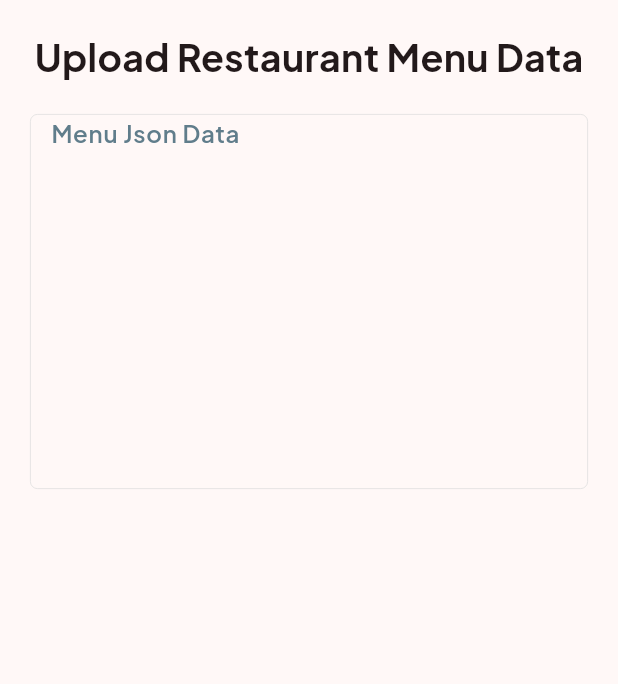
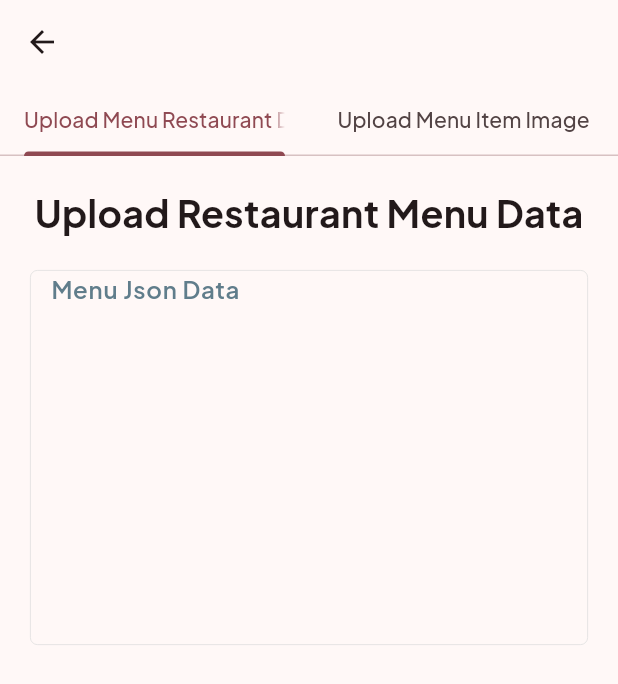
Before and after one commit to flavorstack-loki/tum-dum-delivery, a Flutter app: the screen it shows after launch, on a phone screen of 412 x 824 dp. Shown: the top 684 px of the screen. Run offline on Flutter 3.47's test engine with Material 3 defaults, Android fonts, the phone set to English and light mode, and no system bars; drawn by our look-alikes of loader_overlay; our stand-ins replace cached_network_image, cloud_firestore, cloud_functions, firebase_auth, firebase_core, firebase_storage and 9 more; missing offline and left inert: animated_marker; accounts and stored records are empty.

Commit message:
Added Menu Item Image Upload Feature

```diff
--- /dev/null
+++ b/lib/model/menu_item.dart
@@ -0,0 +1,92 @@
+class MenuItem {
+  int? addedQtyPrice;
+  String? categoryName,
+      id,
+      itemDescription,
+      itemFoodType,
+      itemName,
+      orderId,
+      resId;
+  int? quantity;
+  int? itemOriginalPrice;
+  bool? outofStock;
+  int? itemDiscountedPrice;
+  dynamic itemImage;
+
+  MenuItem({
+    this.addedQtyPrice,
+    this.categoryName,
+    this.orderId,
+    this.id,
+    this.itemImage,
+    this.itemDescription,
+    this.itemDiscountedPrice,
+    this.itemFoodType,
+    this.itemName,
+    this.itemOriginalPrice,
+    this.outofStock,
+    this.quantity,
+    this.resId,
+  });
+
+  factory MenuItem.fromJson(Map<String, dynamic> json) => MenuItem(
+        addedQtyPrice: json["addedQtyPrice"],
+        categoryName: json["categoryName"],
+        id: json["id"],
+        orderId: json["orderId"],
+        itemImage: json["itemImage"],
+        itemDescription: json["item_description"],
+        itemDiscountedPrice: json["item_discounted_price"],
+        itemFoodType: json["item_foodType"],
+        itemName: json["item_name"],
+        itemOriginalPrice: json["item_original_price"],
+        outofStock: json["outofStock"],
+        quantity: json["quantity"],
+        resId: json["resId"],
+      );
+
+  Map<String, dynamic> toJson() => {
+        if (quantity != null && quantity != 0 && itemOriginalPrice != null)
+          "addedQtyPrice": quantity! * itemOriginalPrice!,
+        "categoryName": categoryName,
+        "id": id,
+        if (orderId != null) "orderId": orderId,
+        "itemImage": itemImage,
+        "item_description": itemDescription,
+        "item_discounted_price": itemDiscountedPrice,
+        "item_foodType": itemFoodType,
+        "item_name": itemName,
+        "item_original_price": itemOriginalPrice,
+        "outofStock": outofStock,
+        "quantity": quantity ?? 1,
+        "resId": resId,
+      };
+  MenuItem copyWith({
+    int? addedQtyPrice,
+    String? categoryName,
+    String? id,
+    dynamic itemImage,
+    String? itemDescription,
+    int? itemDiscountedPrice,
+    String? itemFoodType,
+    String? itemName,
+    int? itemOriginalPrice,
+    bool? outofStock,
+    int? quantity,
+    String? resId,
+  }) =>
+      MenuItem(
+        addedQtyPrice: addedQtyPrice ?? this.addedQtyPrice,
+        categoryName: categoryName ?? this.categoryName,
+        id: id ?? this.id,
+        itemImage: itemImage ?? this.itemImage,
+        itemDescription: itemDescription ?? this.itemDescription,
+        itemDiscountedPrice: itemDiscountedPrice ?? this.itemDiscountedPrice,
+        itemFoodType: itemFoodType ?? this.itemFoodType,
+        itemName: itemName ?? this.itemName,
+        itemOriginalPrice: itemOriginalPrice ?? this.itemOriginalPrice,
+        outofStock: outofStock ?? this.outofStock,
+        quantity: quantity ?? this.quantity,
+        resId: resId ?? this.resId,
+      );
+}
--- a/lib/services/fb_db_services.dart
+++ b/lib/services/fb_db_services.dart
@@ -1,11 +1,13 @@
 import 'package:cloud_firestore/cloud_firestore.dart';
 import 'package:cloud_functions/cloud_functions.dart';
+import 'package:firebase_storage/firebase_storage.dart';
 import 'package:flutter/foundation.dart';
+import 'package:tumdum_delivery_app/model/menu_item.dart';
 import 'package:tumdum_delivery_app/model/restaurant.dart';
 
 class FbDbService {
   static final _firestore = FirebaseFirestore.instance;
-
+  static final _storage = FirebaseStorage.instance;
   static final _functions = FirebaseFunctions.instance;
   static final _restaurantCollection =
       _firestore.collection("registeredRestaurant");
@@ -14,6 +16,35 @@ class FbDbService {
   static Stream<List<Restaurant>> get restaurants =>
       _restaurantCollection.snapshots().map((event) =>
           event.docs.map((e) => Restaurant.fromJson(e.data())).toList());
+  static Stream<List<MenuItem>> restaurantMenuItems(String restaurantId) =>
+      _restaurantMenuCollection
+          .where("resId", isEqualTo: restaurantId)
+          .snapshots()
+          .map((event) =>
+              event.docs.map((e) => MenuItem.fromJson(e.data())).toList());
+  static Future<String?> uploadImage(MenuItem menuItem) async {
+    final image = menuItem.itemImage as Uint8List;
+
+    try {
+      final url = await (await _storage
+              .ref("${menuItem.resId}/menuImages")
+              .child(menuItem.itemName ?? "Menu")
+              .putData(image))
+          .ref
+          .getDownloadURL();
+      menuItem.itemImage = url;
+      await _restaurantMenuCollection
+          .doc(menuItem.id)
+          .update(menuItem.toJson());
+
+      return url;
+    } on FirebaseException catch (e) {
+      debugPrint(e.message);
+    } catch (e) {
+      debugPrint("Error:${e.toString()}");
+    }
+    return null;
+  }
 
   static Future<bool?> triggerCloudFunction(
       {required String menuJson, required String restaurantId}) async {
--- a/lib/services/image_service.dart
+++ b/lib/services/image_service.dart
@@ -1,3 +1,5 @@
+import 'dart:typed_data';
+
 import 'package:flutter/material.dart';
 import 'package:loader_overlay/loader_overlay.dart';
 import 'package:tumdum_delivery_app/services/message_service.dart';
@@ -6,7 +8,7 @@ import 'package:tumdum_delivery_app/util/media_utils.dart';
 import '../widget/media_source.dart';
 
 class ImageService {
-  static Future<String?> selectImage(BuildContext context) async {
+  static Future<Uint8List?> selectImage(BuildContext context) async {
     final MediaSource? imageSource = await (showModalBottomSheet(
       context: context,
       builder: (ctx) => MediaSourceWidget(ctx),
@@ -16,7 +18,7 @@ class ImageService {
       context.loaderOverlay.show();
       final temp = await MediaUtils.pickMedia(imageSource);
       context.loaderOverlay.hide();
-      return temp?.path;
+      return temp;
     } catch (e) {
       context.loaderOverlay.hide();
       print(e.toString());
--- a/lib/views/home_screen.dart
+++ b/lib/views/home_screen.dart
@@ -1,16 +1,30 @@
 import 'package:flutter/material.dart';
-import 'package:tumdum_delivery_app/views/orders_screen.dart';
-import 'package:tumdum_delivery_app/widget/bottom_nav_widget.dart';
+import 'package:tumdum_delivery_app/views/menu_image_upload_screen.dart';
+import 'package:tumdum_delivery_app/views/restaurant_menu_upload_screen.dart';
 
 class HomeScreen extends StatelessWidget {
   const HomeScreen({super.key});
 
   @override
   Widget build(BuildContext context) {
-    return Scaffold(
-        bottomNavigationBar: BottomNavWidget(onTap: (index) {}),
-        body: const IndexedStack(
-          children: [OrdersScreen()],
-        ));
+    return DefaultTabController(
+        length: 2,
+        child: Scaffold(
+            appBar: AppBar(
+              bottom: const TabBar(
+                tabs: [
+                  Tab(
+                    text: "Upload Menu Restaurant Data",
+                  ),
+                  Tab(
+                    text: "Upload Menu Item Image",
+                  )
+                ],
+              ),
+            ),
+            body: const TabBarView(children: [
+              RestaurantMenuUploadScreen(),
+              MenuImageUploadScreen()
+            ])));
   }
 }
--- /dev/null
+++ b/lib/views/menu_image_upload_screen.dart
@@ -0,0 +1,124 @@
+import 'package:cached_network_image/cached_network_image.dart';
+import 'package:flutter/material.dart';
+import 'package:flutter_easyloading/flutter_easyloading.dart';
+import 'package:fluttertoast/fluttertoast.dart';
+import 'package:google_fonts/google_fonts.dart';
+import 'package:provider/provider.dart';
+import 'package:tumdum_delivery_app/gen/assets.gen.dart';
+import 'package:tumdum_delivery_app/util/media_utils.dart';
+
+import '../model/restaurant.dart';
+import '../services/fb_db_services.dart';
+import '../services/message_service.dart';
+import '../util/custom_input_decorator.dart';
+import '../util/style.dart';
+
+class MenuImageUploadScreen extends StatefulWidget {
+  const MenuImageUploadScreen({super.key});
+
+  @override
+  State<MenuImageUploadScreen> createState() => _MenuImageUploadScreenState();
+}
+
+class _MenuImageUploadScreenState extends State<MenuImageUploadScreen> {
+  Restaurant? restaurant;
+  @override
+  Widget build(BuildContext context) {
+    final List<Restaurant> restaurants = context
+        .watch<List<Restaurant>>()
+        .toList()
+        .where((restaurant) => (restaurant.restaurantId?.isNotEmpty ?? false))
+        .toList();
+    return ListView(
+      shrinkWrap: true,
+      padding: const EdgeInsets.all(20),
+      children: [
+        const Text(
+          "Upload Menu Images",
+          style: Style.headlineText,
+        ),
+        if (restaurants.isNotEmpty)
+          DropdownButtonFormField<Restaurant>(
+              style: GoogleFonts.plusJakartaSans(
+                  fontWeight: FontWeight.w600, color: Colors.blueGrey),
+              decoration:
+                  CustomInputDecorator.getInputDecoration(context).copyWith(
+                fillColor: Colors.white,
+                contentPadding: const EdgeInsets.all(10),
+                hintText: "Choose a Restaurant",
+              ),
+              items: restaurants.map((restaurant) {
+                return DropdownMenuItem<Restaurant>(
+                  value: restaurant, // Use the entire object as the value
+                  child: Text(restaurant.resName ?? ""), // Display the name
+                );
+              }).toList(),
+              onChanged: (value) => setState(() => restaurant = value!)),
+        const SizedBox(
+          height: 50,
+        ),
+        if (restaurant != null)
+          StreamBuilder(
+              stream: FbDbService.restaurantMenuItems(
+                  restaurant?.restaurantId ?? ""),
+              builder: (context, snapshot) => snapshot.connectionState ==
+                      ConnectionState.waiting
+                  ? const Center(
+                      child: CircularProgressIndicator(),
+                    )
+                  : snapshot.hasData
+                      ? Column(spacing: 20, children: [
+                          for (int i = 0; i < (snapshot.data?.length ?? 0); i++)
+                            ListTile(
+                              minLeadingWidth: 50,
+                              leading: snapshot.data?[i].itemImage
+                                          .toString()
+                                          .isNotEmpty ??
+                                      false
+                                  ? CachedNetworkImage(
+                                      imageUrl:
+                                          snapshot.data?[i].itemImage ?? "",
+                                      width: 50,
+                                      progressIndicatorBuilder:
+                                          (context, url, progress) => Center(
+                                        child: Image.asset(
+                                            Assets.images.splash.logo.path),
+                                      ),
+                                    )
+                                  : const SizedBox(),
+                              title: Text(snapshot.data?[i].itemName ?? ""),
+                              trailing: ElevatedButton(
+                                  onPressed: () async {
+                                    FToast().init(context);
+                                    final image = await MediaUtils.pickMedia(
+                                        MediaSource.gallery);
+                                    if (image != null) {
+                                      EasyLoading.show(
+                                          status: 'Loading...',
+                                          maskType: EasyLoadingMaskType.black);
+                                      final res = await FbDbService.uploadImage(
+                                          snapshot.data![i]..itemImage = image);
+                                      EasyLoading.dismiss();
+                                      if (res != null) {
+                                        MessageService.showSuccessMessage(
+                                            "File uploaded successfully");
+                                      } else {
+                                        MessageService.showErrorMessage(
+                                            "Error while uploading file");
+                                      }
+                                    }
+                                  },
+                                  child: const Text("Upload Image")),
+                            ),
+                        ])
+                      : Center(
+                          child: Text(
+                            "No Menu Item available for ${restaurant?.resName ?? "the restaurant"}",
+                            style: const TextStyle(
+                                fontSize: 25, fontWeight: FontWeight.bold),
+                          ),
+                        )),
+      ],
+    );
+  }
+}
--- a/lib/views/splash_screen.dart
+++ b/lib/views/splash_screen.dart
@@ -16,7 +16,7 @@ class _SplashScreenState extends State<SplashScreen> {
   void initState() {
     Future.delayed(const Duration(seconds: 2)).then((_) {
       // LocationServices.locationPermission();
-      Navigator.of(context).pushNamed(RouteGenerator.restaurantMenuUploadPage);
+      Navigator.of(context).pushNamed(RouteGenerator.homePage);
     });
     super.initState();
   }
--- a/lib/widget/profile_image_upload_widget.dart
+++ b/lib/widget/profile_image_upload_widget.dart
@@ -50,7 +50,7 @@ class _ProfileImageUploadWidgetState extends State<ProfileImageUploadWidget> {
                 } else {
                   final imagePath = await ImageService.selectImage(context);
                   if (imagePath != null) {
-                    setState(() => uploadedImagePath = imagePath);
+                    //   setState(() => uploadedImagePath = imagePath);
                     widget.onUpload(uploadedImagePath);
                   }
                 }
--- a/pubspec.yaml
+++ b/pubspec.yaml
@@ -10,6 +10,7 @@ environment:
 
 dependencies:
   animated_marker: ^0.1.4
+  cached_network_image: ^3.4.1
   cloud_firestore: ^5.6.2
   cloud_functions: ^5.3.1
   cupertino_icons: ^1.0.8
```
Also changed, not shown: lib/util/media_utils.dart (+3 -12 lines), pubspec.lock, 1 other file.
